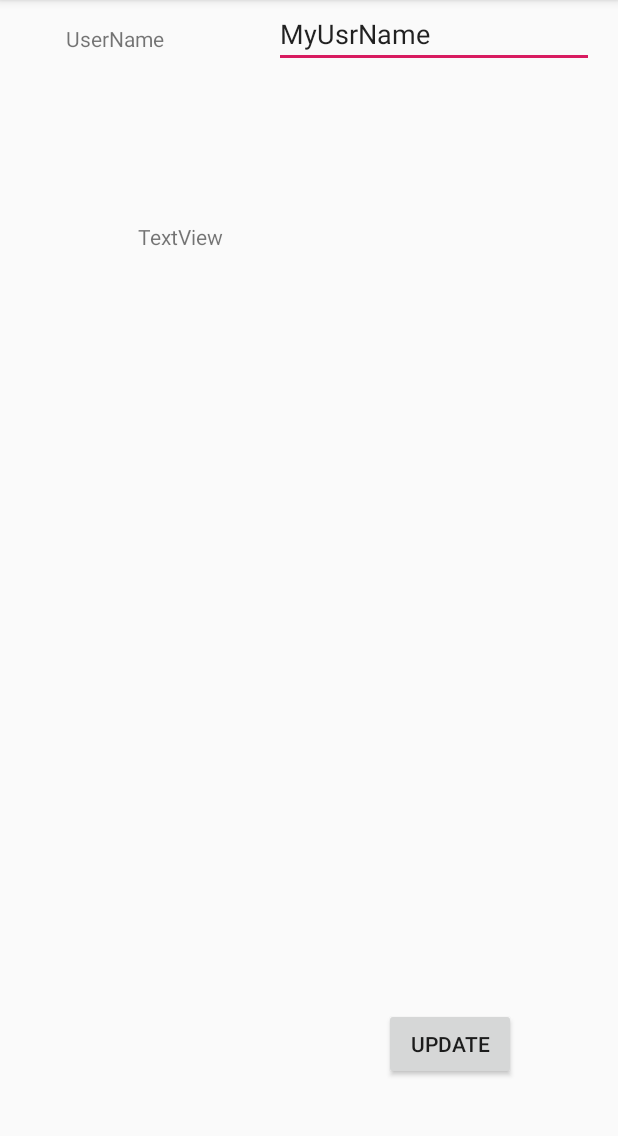
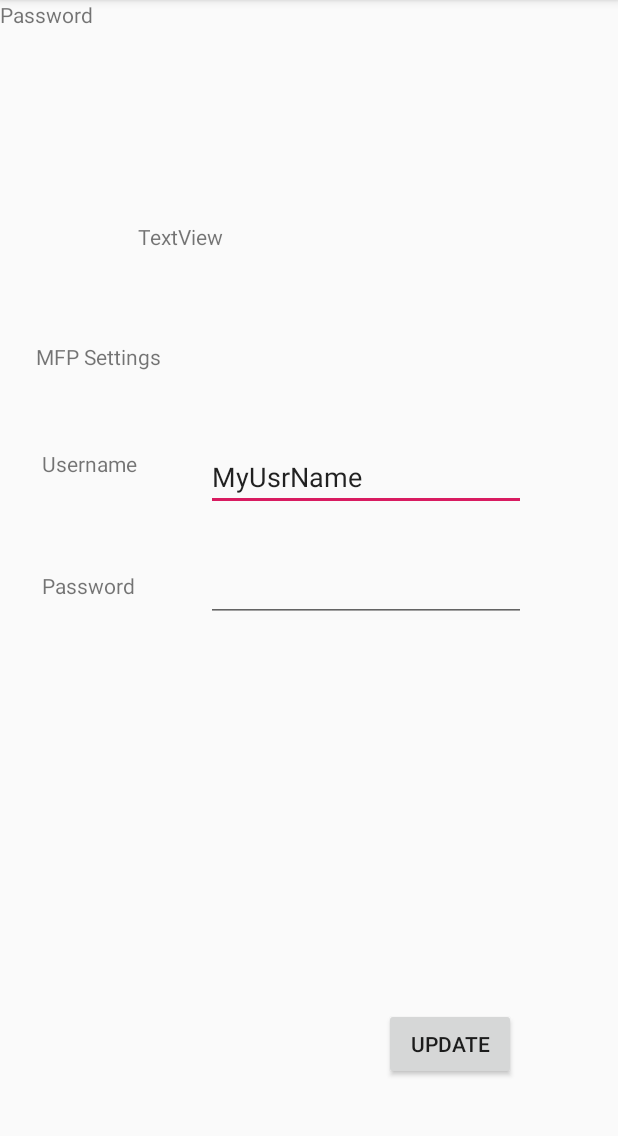
Before and after one commit to SoftDevJohn/VirtualWeight, an Android app: the screen it shows after launch (DisplaySettingsActivity), after a tap on "SETTINGS", on a phone screen of 412 x 824 dp, the part 84-1220 px from its top. Run offline under Robolectric (Android 15) with nearby library versions, the phone set to English and light mode, and no system bars.

Commit message:
added more fields

```diff
--- a/app/build.gradle
+++ b/app/build.gradle
@@ -4,7 +4,7 @@ android {
     compileSdkVersion 28
     defaultConfig {
         applicationId "com.costigan.virtualweight"
-        minSdkVersion 24
+        minSdkVersion 25
         targetSdkVersion 28
         versionCode 1
         versionName "1.0"
--- a/app/src/main/java/com/costigan/virtualweight/DisplaySettingsActivity.java
+++ b/app/src/main/java/com/costigan/virtualweight/DisplaySettingsActivity.java
@@ -20,7 +20,7 @@ public class DisplaySettingsActivity extends AppCompatActivity {
         VwSettings settings = (VwSettings)intent.getSerializableExtra("VW_SETTINGS");
 
         String message = settings.getUserName();
-        EditText et = findViewById(R.id.userNameEditText);
+        EditText et = findViewById(R.id.usernameEditText);
         et.setText(message);
 
 
@@ -29,7 +29,7 @@ public class DisplaySettingsActivity extends AppCompatActivity {
     public void updateSettings(View view) {
         Intent returnIntent = new Intent();
 
-        EditText et = findViewById(R.id.userNameEditText);
+        EditText et = findViewById(R.id.usernameEditText);
         VwSettings updatedSettings = new VwSettings();
         updatedSettings.setUserName(et.getText().toString());
         returnIntent.putExtra("VW_SETTINGS_RETURNED",updatedSettings);
--- a/app/src/main/res/layout/activity_display_settings.xml
+++ b/app/src/main/res/layout/activity_display_settings.xml
@@ -29,25 +29,70 @@
         app:layout_constraintEnd_toEndOf="parent"
         tools:id="updateSettingsButton" />
 
+    <android.support.constraint.Guideline
+        android:id="@+id/guideline"
+        android:layout_width="wrap_content"
+        android:layout_height="wrap_content"
+        android:orientation="horizontal"
+        app:layout_constraintGuide_begin="200dp" />
+
+    <TextView
+        android:id="@+id/textView3"
+        android:layout_width="wrap_content"
+        android:layout_height="wrap_content"
+        android:text="Password"
+        tools:layout_editor_absoluteX="628dp"
+        tools:layout_editor_absoluteY="212dp" />
+
+    <TextView
+        android:id="@+id/textView4"
+        android:layout_width="wrap_content"
+        android:layout_height="0dp"
+        android:layout_marginStart="24dp"
+        android:layout_marginTop="28dp"
+        android:text="MFP Settings"
+        android:textStyle="normal"
+        app:layout_constraintStart_toStartOf="parent"
+        app:layout_constraintTop_toTopOf="@+id/guideline" />
+
     <TextView
         android:id="@+id/textView"
-        android:layout_width="wrap_content"
-        android:layout_height="22dp"
-        android:layout_marginStart="44dp"
-        android:layout_marginTop="8dp"
-        android:text="UserName"
-        app:layout_constraintBottom_toBottomOf="@+id/userNameEditText"
-        app:layout_constraintStart_toStartOf="parent"
-        app:layout_constraintTop_toTopOf="parent" />
+        android:layout_width="69dp"
+        android:layout_height="41dp"
+        android:layout_marginStart="4dp"
+        android:layout_marginTop="52dp"
+        android:text="Username"
+        app:layout_constraintStart_toStartOf="@+id/textView4"
+        app:layout_constraintTop_toBottomOf="@+id/textView4" />
+
+    <TextView
+        android:id="@+id/textView2"
+        android:layout_width="69dp"
+        android:layout_height="34dp"
+        android:layout_marginTop="40dp"
+        android:text="Password"
+        app:layout_constraintStart_toStartOf="@+id/textView"
+        app:layout_constraintTop_toBottomOf="@+id/textView" />
 
     <EditText
-        android:id="@+id/userNameEditText"
+        android:id="@+id/usernameEditText"
         android:layout_width="wrap_content"
         android:layout_height="wrap_content"
-        android:layout_marginEnd="16dp"
+        android:layout_marginStart="40dp"
         android:ems="10"
         android:inputType="textPersonName"
         android:text="Name"
-        app:layout_constraintEnd_toEndOf="parent"
-        tools:layout_editor_absoluteY="34dp" />
+        app:layout_constraintBottom_toBottomOf="@+id/textView"
+        app:layout_constraintStart_toEndOf="@+id/textView" />
+
+    <EditText
+        android:id="@+id/oasswordEditText"
+        android:layout_width="wrap_content"
+        android:layout_height="wrap_content"
+        android:layout_marginStart="40dp"
+        android:ems="10"
+        android:inputType="textPassword"
+        app:layout_constraintBottom_toBottomOf="@+id/textView2"
+        app:layout_constraintStart_toEndOf="@+id/textView2" />
+
 </android.support.constraint.ConstraintLayout>
```
